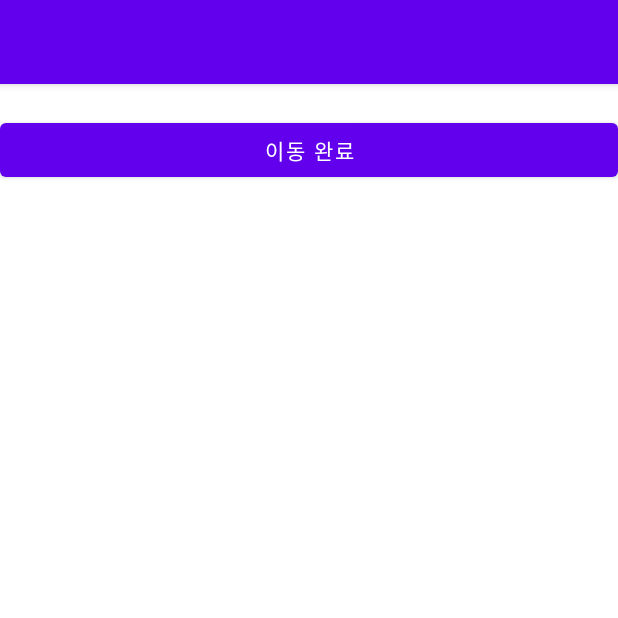
After one commit to Y-Joo/Makcha, an Android app: the CalculationActivity screen opened directly, with no data from a screen before it, on a phone screen of 412 x 824 dp, the top half of it. The commit adds this screen. Run offline under Robolectric (Android 15) with nearby library versions, the phone set to English and light mode, and no system bars.

Commit message:
Added Switching Activity Button

```diff
--- a/app/src/main/AndroidManifest.xml
+++ b/app/src/main/AndroidManifest.xml
@@ -10,6 +10,9 @@
         android:supportsRtl="true"
         android:theme="@style/Theme.Makcha">
         <activity
+            android:name=".CalculationActivity"
+            android:exported="false" />
+        <activity
             android:name=".MainActivity"
             android:exported="true">
             <intent-filter>
--- /dev/null
+++ b/app/src/main/java/com/example/makcha/CalculationActivity.java
@@ -0,0 +1,27 @@
+package com.example.makcha;
+
+import androidx.appcompat.app.AppCompatActivity;
+
+import android.content.Intent;
+import android.os.Bundle;
+import android.util.Log;
+import static android.content.ContentValues.TAG;
+
+
+public class CalculationActivity extends AppCompatActivity {
+    private double departure_lat, departure_lng;
+    private double arrive_lat, arrive_lng;
+
+    @Override
+    protected void onCreate(Bundle savedInstanceState) {
+        super.onCreate(savedInstanceState);
+        setContentView(R.layout.activity_calculation);
+        Intent intent = getIntent();
+        departure_lat = intent.getDoubleExtra("departure_lat", 0);
+        departure_lng = intent.getDoubleExtra("departure_lng", 0);
+        arrive_lat = intent.getDoubleExtra("arrive_lat", 0);
+        arrive_lng = intent.getDoubleExtra("arrive_lat", 0);
+        Log.i(TAG, "departure: " + departure_lat + departure_lng + "\narrive :" + arrive_lat + arrive_lng);
+    }
+
+}
--- /dev/null
+++ b/app/src/main/res/layout/activity_calculation.xml
@@ -0,0 +1,17 @@
+<?xml version="1.0" encoding="utf-8"?>
+<LinearLayout xmlns:android="http://schemas.android.com/apk/res/android"
+    xmlns:app="http://schemas.android.com/apk/res-auto"
+    xmlns:tools="http://schemas.android.com/tools"
+    android:layout_width="match_parent"
+    android:layout_height="match_parent"
+    tools:context=".CalculationActivity">
+    <Button
+        android:id="@+id/searchButton"
+        android:layout_width="match_parent"
+        android:layout_height="wrap_content"
+        android:layout_marginTop="20dp"
+        android:layout_marginBottom="20dp"
+        android:text="이동 완료"
+        />
+
+</LinearLayout>
```
Also changed, not shown: app/src/main/java/com/example/makcha/MainActivity.java (+37 -7 lines), app/src/main/res/layout/activity_main.xml (+21 -9 lines).
